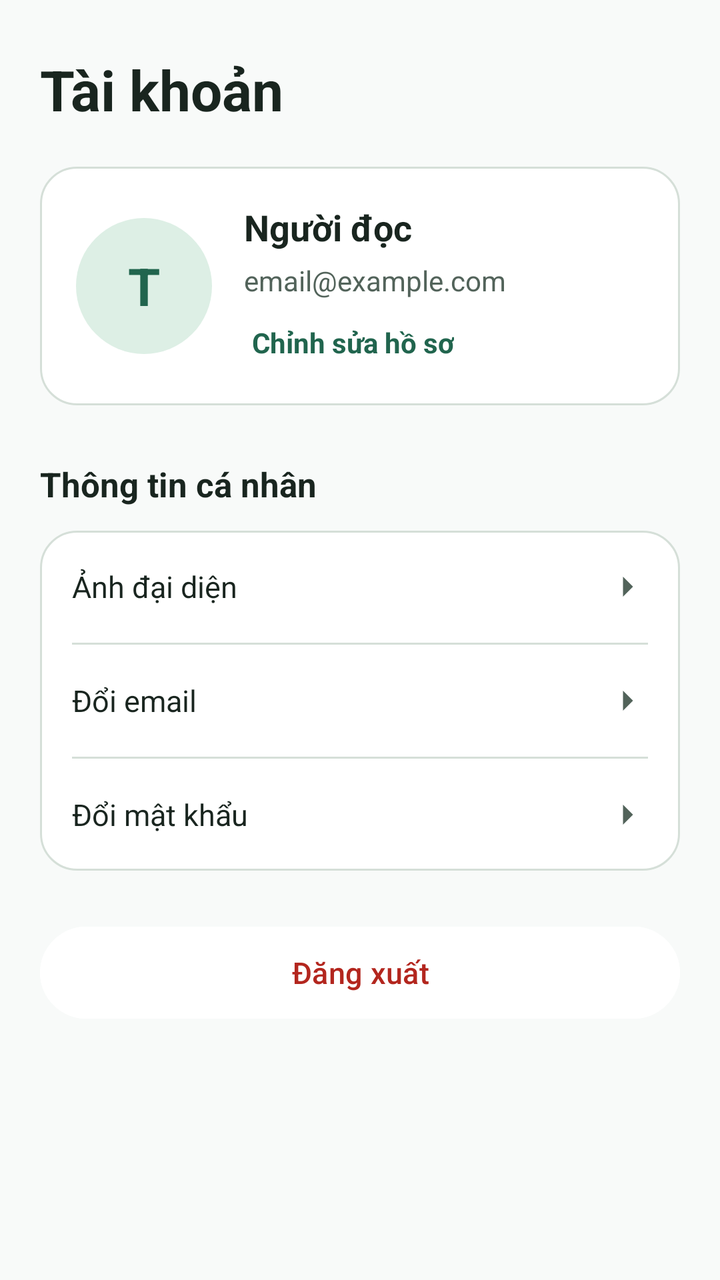
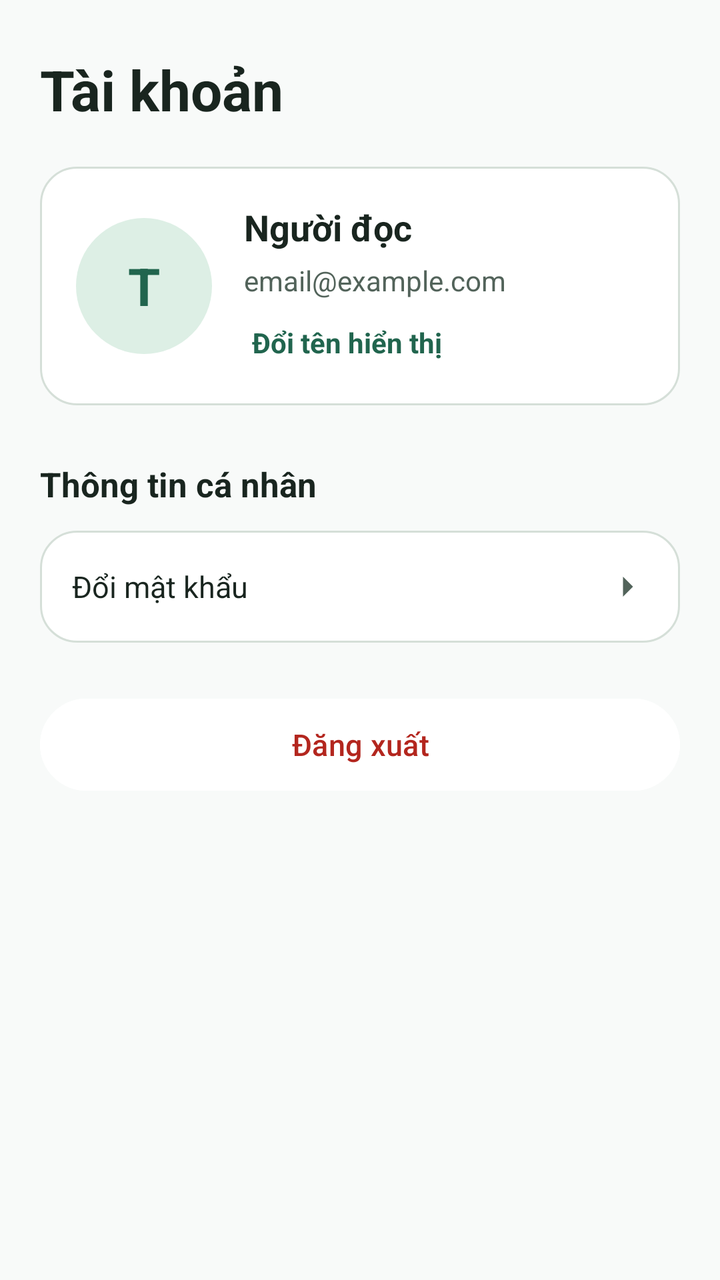

An Android layout rendered at two revisions. The XML below is the earlier revision; the diff shows what the commit changed to produce the second picture.
<!-- AndroidManifest.xml: application theme Theme.TruyenDex -->
<!-- res/layout/fragment_account.xml -->
<?xml version="1.0" encoding="utf-8"?>
<ScrollView xmlns:android="http://schemas.android.com/apk/res/android"
    android:layout_width="match_parent"
    android:layout_height="match_parent"
    android:background="?attr/colorBg"
    android:fillViewport="true">

    <LinearLayout
        android:layout_width="match_parent"
        android:layout_height="wrap_content"
        android:orientation="vertical"
        android:padding="20dp">

        <TextView
            android:layout_width="wrap_content"
            android:layout_height="wrap_content"
            android:layout_marginTop="6dp"
            android:layout_marginBottom="20dp"
            android:text="Tài khoản"
            android:textColor="?attr/colorInk"
            android:textSize="28sp"
            android:textStyle="bold" />

        <LinearLayout
            android:layout_width="match_parent"
            android:layout_height="wrap_content"
            android:background="@drawable/account_card_background"
            android:gravity="center_vertical"
            android:orientation="horizontal"
            android:padding="18dp">

            <TextView
                android:id="@+id/textAvatarInitials"
                android:layout_width="68dp"
                android:layout_height="68dp"
                android:background="@drawable/account_avatar_background"
                android:gravity="center"
                android:text="T"
                android:textColor="?attr/colorBrand"
                android:textSize="26sp"
                android:textStyle="bold" />

            <LinearLayout
                android:layout_width="0dp"
                android:layout_height="wrap_content"
                android:layout_marginStart="16dp"
                android:layout_weight="1"
                android:orientation="vertical">

                <TextView
                    android:id="@+id/textDisplayName"
                    android:layout_width="match_parent"
                    android:layout_height="wrap_content"
                    android:text="Người đọc"
                    android:textColor="?attr/colorInk"
                    android:textSize="18sp"
                    android:textStyle="bold" />

                <TextView
                    android:id="@+id/textAccountEmail"
                    android:layout_width="match_parent"
                    android:layout_height="wrap_content"
                    android:layout_marginTop="5dp"
                    android:ellipsize="end"
                    android:maxLines="1"
                    android:text="email@example.com"
                    android:textColor="?attr/colorMuted"
                    android:textSize="14sp" />

                <TextView
                    android:id="@+id/buttonEditProfile"
                    android:layout_width="wrap_content"
                    android:layout_height="wrap_content"
                    android:layout_marginTop="8dp"
                    android:background="?attr/selectableItemBackground"
                    android:clickable="true"
                    android:focusable="true"
                    android:padding="4dp"
                    android:text="Chỉnh sửa hồ sơ"
                    android:textColor="?attr/colorBrand"
                    android:textSize="14sp"
                    android:textStyle="bold" />
            </LinearLayout>
        </LinearLayout>

        <TextView
            android:layout_width="wrap_content"
            android:layout_height="wrap_content"
            android:layout_marginTop="28dp"
            android:layout_marginBottom="12dp"
            android:text="Thông tin cá nhân"
            android:textColor="?attr/colorInk"
            android:textSize="17sp"
            android:textStyle="bold" />

        <LinearLayout
            android:layout_width="match_parent"
            android:layout_height="wrap_content"
            android:background="@drawable/account_card_background"
            android:orientation="vertical"
            android:paddingStart="16dp"
            android:paddingEnd="16dp">

            <TextView
                android:id="@+id/buttonChangeAvatar"
                android:layout_width="match_parent"
                android:layout_height="56dp"
                android:background="?attr/selectableItemBackground"
                android:clickable="true"
                android:drawableEnd="@drawable/ic_chevron_right"
                android:focusable="true"
                android:gravity="center_vertical"
                android:text="Ảnh đại diện"
                android:textColor="?attr/colorInk"
                android:textSize="15sp" />

            <View
                android:layout_width="match_parent"
                android:layout_height="1dp"
                android:background="?attr/colorLine" />

            <TextView
                android:id="@+id/buttonChangeEmail"
                android:layout_width="match_parent"
                android:layout_height="56dp"
                android:background="?attr/selectableItemBackground"
                android:clickable="true"
                android:drawableEnd="@drawable/ic_chevron_right"
                android:focusable="true"
                android:gravity="center_vertical"
                android:text="Đổi email"
                android:textColor="?attr/colorInk"
                android:textSize="15sp" />

            <View
                android:layout_width="match_parent"
                android:layout_height="1dp"
                android:background="?attr/colorLine" />

            <TextView
                android:id="@+id/buttonChangePassword"
                android:layout_width="match_parent"
                android:layout_height="56dp"
                android:background="?attr/selectableItemBackground"
                android:clickable="true"
                android:drawableEnd="@drawable/ic_chevron_right"
                android:focusable="true"
                android:gravity="center_vertical"
                android:text="Đổi mật khẩu"
                android:textColor="?attr/colorInk"
                android:textSize="15sp" />
        </LinearLayout>

        <Button
            android:id="@+id/buttonLogout"
            android:layout_width="match_parent"
            android:layout_height="54dp"
            android:layout_marginTop="24dp"
            android:backgroundTint="?attr/colorSurface"
            android:text="Đăng xuất"
            android:textAllCaps="false"
            android:textColor="?attr/colorError"
            android:textSize="15sp" />
    </LinearLayout>
</ScrollView>
<!-- resources referenced by this layout -->
<resources>
  <!-- drawable account_avatar_background (drawable) -->
  <?xml version="1.0" encoding="utf-8"?>
  <shape xmlns:android="http://schemas.android.com/apk/res/android"
      android:shape="oval">
      <solid android:color="?attr/colorSoft" />
  </shape>
  <!-- drawable account_card_background (drawable) -->
  <?xml version="1.0" encoding="utf-8"?>
  <shape xmlns:android="http://schemas.android.com/apk/res/android">
      <solid android:color="?attr/colorSurface" />
      <stroke
          android:width="1dp"
          android:color="?attr/colorLine" />
      <corners android:radius="18dp" />
  </shape>
  <!-- drawable ic_chevron_right (drawable) -->
  <vector xmlns:android="http://schemas.android.com/apk/res/android"
      android:width="20dp"
      android:height="20dp"
      android:viewportWidth="24"
      android:viewportHeight="24">
      <path
          android:fillColor="?attr/colorMuted"
          android:pathData="M9,18l6,-6 -6,-6" />
  </vector>
  <style name="Theme.TruyenDex" parent="Theme.TruyenDex.Light" />
  <style name="Theme.TruyenDex.Light" parent="Theme.Material3.DayNight.NoActionBar">
          <item name="colorPrimary">?attr/colorBrand</item>
          <item name="colorOnPrimary">?attr/colorOnBrand</item>
          <item name="colorPrimaryContainer">?attr/colorSoft</item>
          <item name="colorOnPrimaryContainer">?attr/colorInk</item>
          <item name="colorSecondary">?attr/colorBrand</item>
          <item name="colorOnSecondary">?attr/colorOnBrand</item>
          <item name="colorSecondaryContainer">?attr/colorSoft</item>
          <item name="colorOnSecondaryContainer">?attr/colorBrand</item>
          <item name="colorSurfaceContainerLow">?attr/colorSurface</item>
          <item name="colorSurfaceContainer">?attr/colorSubtle</item>
          <item name="colorSurfaceContainerHigh">?attr/colorSubtle</item>
          <item name="colorSurfaceVariant">?attr/colorSubtle</item>
          <item name="colorOnSurface">?attr/colorInk</item>
          <item name="colorOnSurfaceVariant">?attr/colorMuted</item>
          <item name="colorOutline">?attr/colorLine</item>
          <item name="android:colorBackground">?attr/colorBg</item>
          <item name="android:statusBarColor">?attr/colorSurface</item>
          <item name="android:navigationBarColor">?attr/colorSurface</item>
          <item name="android:forceDarkAllowed">false</item>
          <item name="colorBg">#F8FAF9</item>
          <item name="colorSurface">#FFFFFF</item>
          <item name="colorSubtle">#EDF2EF</item>
          <item name="colorInk">#19251F</item>
          <item name="colorMuted">#52635A</item>
          <item name="colorLine">#D5DFD8</item>
          <item name="colorBrand">#21654E</item>
          <item name="colorOnBrand">#FFFFFF</item>
          <item name="colorSoft">#DDEFE5</item>
          <item name="android:windowLightStatusBar">true</item>
          <item name="android:windowLightNavigationBar">true</item>
      </style>
</resources>

<!-- the commit's change to res/layout/fragment_account.xml (unified diff, before → after) -->
@@ -68,7 +68,7 @@
                     android:textSize="14sp" />
 
                 <TextView
-                    android:id="@+id/buttonEditProfile"
+                    android:id="@+id/buttonEditDisplayName"
                     android:layout_width="wrap_content"
                     android:layout_height="wrap_content"
                     android:layout_marginTop="8dp"
@@ -76,7 +76,7 @@
                     android:clickable="true"
                     android:focusable="true"
                     android:padding="4dp"
-                    android:text="Chỉnh sửa hồ sơ"
+                    android:text="Đổi tên hiển thị"
                     android:textColor="?attr/colorBrand"
                     android:textSize="14sp"
                     android:textStyle="bold" />
@@ -100,42 +100,6 @@
             android:orientation="vertical"
             android:paddingStart="16dp"
             android:paddingEnd="16dp">
-
-            <TextView
-                android:id="@+id/buttonChangeAvatar"
-                android:layout_width="match_parent"
-                android:layout_height="56dp"
-                android:background="?attr/selectableItemBackground"
-                android:clickable="true"
-                android:drawableEnd="@drawable/ic_chevron_right"
-                android:focusable="true"
-                android:gravity="center_vertical"
-                android:text="Ảnh đại diện"
-                android:textColor="?attr/colorInk"
-                android:textSize="15sp" />
-
-            <View
-                android:layout_width="match_parent"
-                android:layout_height="1dp"
-                android:background="?attr/colorLine" />
-
-            <TextView
-                android:id="@+id/buttonChangeEmail"
-                android:layout_width="match_parent"
-                android:layout_height="56dp"
-                android:background="?attr/selectableItemBackground"
-                android:clickable="true"
-                android:drawableEnd="@drawable/ic_chevron_right"
-                android:focusable="true"
-                android:gravity="center_vertical"
-                android:text="Đổi email"
-                android:textColor="?attr/colorInk"
-                android:textSize="15sp" />
-
-            <View
-                android:layout_width="match_parent"
-                android:layout_height="1dp"
-                android:background="?attr/colorLine" />
 
             <TextView
                 android:id="@+id/buttonChangePassword"
